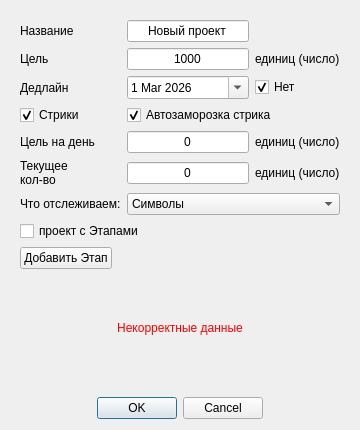
Before: the Qt Designer form UI template/create_project.ui in nevskyforever/nfprogress, drawn with Qt 5.
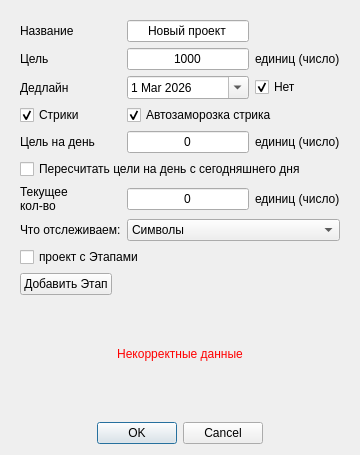
After: the same form once the commit is applied.

Patch:
```diff
--- a/UI template/create_project.ui
+++ b/UI template/create_project.ui
@@ -7,7 +7,7 @@
     <x>0</x>
     <y>0</y>
     <width>360</width>
-    <height>430</height>
+    <height>455</height>
    </rect>
   </property>
   <property name="sizePolicy">
@@ -19,13 +19,13 @@
   <property name="minimumSize">
    <size>
     <width>360</width>
-    <height>430</height>
+     <height>455</height>
    </size>
   </property>
   <property name="maximumSize">
    <size>
     <width>360</width>
-    <height>430</height>
+     <height>455</height>
    </size>
   </property>
   <property name="font">
@@ -59,7 +59,7 @@
         </property>
        </widget>
       </item>
-      <item row="6" column="0">
+      <item row="7" column="0">
        <widget class="QLabel" name="label_7">
         <property name="text">
          <string>Что отслеживаем:</string>
@@ -86,7 +86,7 @@
         </property>
        </widget>
       </item>
-      <item row="9" column="0" colspan="2">
+      <item row="10" column="0" colspan="2">
        <widget class="QPushButton" name="add_Stage">
         <property name="sizePolicy">
          <sizepolicy hsizetype="Fixed" vsizetype="Fixed">
@@ -142,7 +142,7 @@
         </property>
        </widget>
       </item>
-      <item row="5" column="0">
+      <item row="6" column="0">
        <widget class="QLabel" name="label_4">
         <property name="text">
          <string>&lt;html&gt;&lt;head/&gt;&lt;body&gt;&lt;p&gt;Текущее&lt;br/&gt;кол-во&lt;/p&gt;&lt;/body&gt;&lt;/html&gt;</string>
@@ -172,14 +172,21 @@
         </property>
        </widget>
       </item>
-      <item row="8" column="0" colspan="2">
+      <item row="5" column="0" colspan="3">
+       <widget class="QCheckBox" name="recalculate_plan_checkBox">
+        <property name="text">
+         <string>Пересчитать цели на день с сегодняшнего дня</string>
+        </property>
+       </widget>
+      </item>
+      <item row="9" column="0" colspan="2">
        <widget class="QCheckBox" name="enable_Stages">
         <property name="text">
          <string>проект с Этапами</string>
         </property>
        </widget>
       </item>
-      <item row="10" column="0" colspan="3">
+      <item row="11" column="0" colspan="3">
        <widget class="QLabel" name="incorrect_data">
         <property name="enabled">
          <bool>true</bool>
@@ -197,7 +204,7 @@
         </property>
        </widget>
       </item>
-      <item row="5" column="1">
+      <item row="6" column="1">
        <widget class="QLineEdit" name="le_total_symbols">
         <property name="text">
          <string>0</string>
@@ -214,7 +221,7 @@
         </property>
        </widget>
       </item>
-      <item row="6" column="1" colspan="2">
+      <item row="7" column="1" colspan="2">
        <widget class="QComboBox" name="cb_unit">
         <property name="minimumSize">
          <size>
@@ -244,7 +251,7 @@
         </item>
        </widget>
       </item>
-      <item row="5" column="2">
+      <item row="6" column="2">
        <widget class="QLabel" name="label_5">
         <property name="text">
          <string>единиц (число)</string>
```
